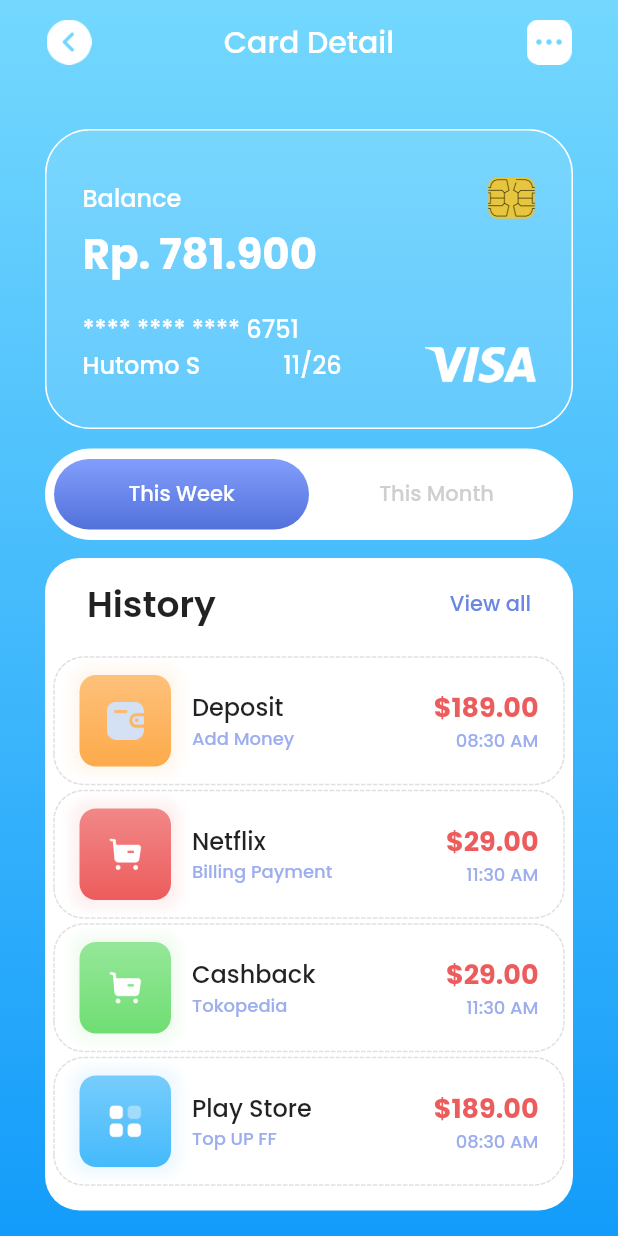
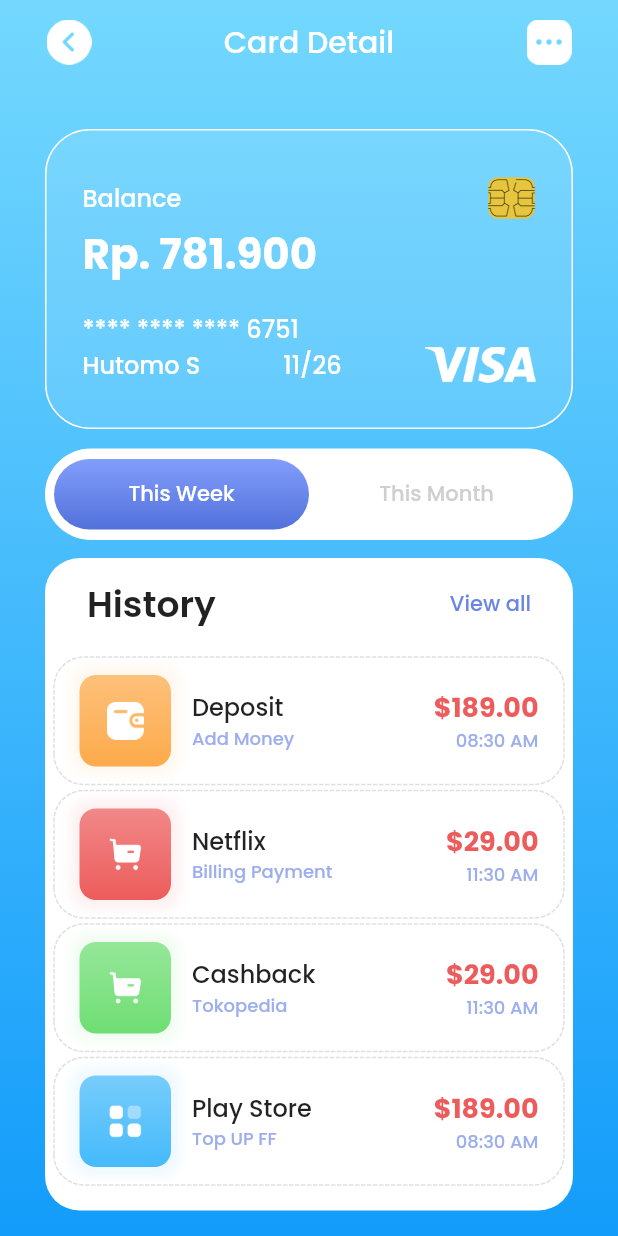
Before and after one commit to hutomosaktikartiko/UI-WalletApp-Flutter, a Flutter app: the DetailCardScreen screen opened directly, on a phone screen of 412 x 824 dp. Run offline on Flutter 3.47's test engine with Material 2 defaults, Android fonts, the phone set to English and light mode, and no system bars; drawn by our look-alikes of dotted_border.

Commit message:
Update history transaction icon

```diff
--- a/lib/presentation/widgets/history_transaction_card.dart
+++ b/lib/presentation/widgets/history_transaction_card.dart
@@ -36,10 +36,10 @@ class HistoryTransactionCard extends StatelessWidget {
                 ),
                 borderRadius: BorderRadius.circular(11),
               ),
-              child: Image.asset(
-                "assets/icons/${transaction.iconName}",
-                height: 25,
-                width: 25,
+              child: ImageIcon(
+                AssetImage("assets/icons/${transaction.iconName}"),
+                size: 25,
+                color: Colors.white,
               ),
             ),
             Column(
```
